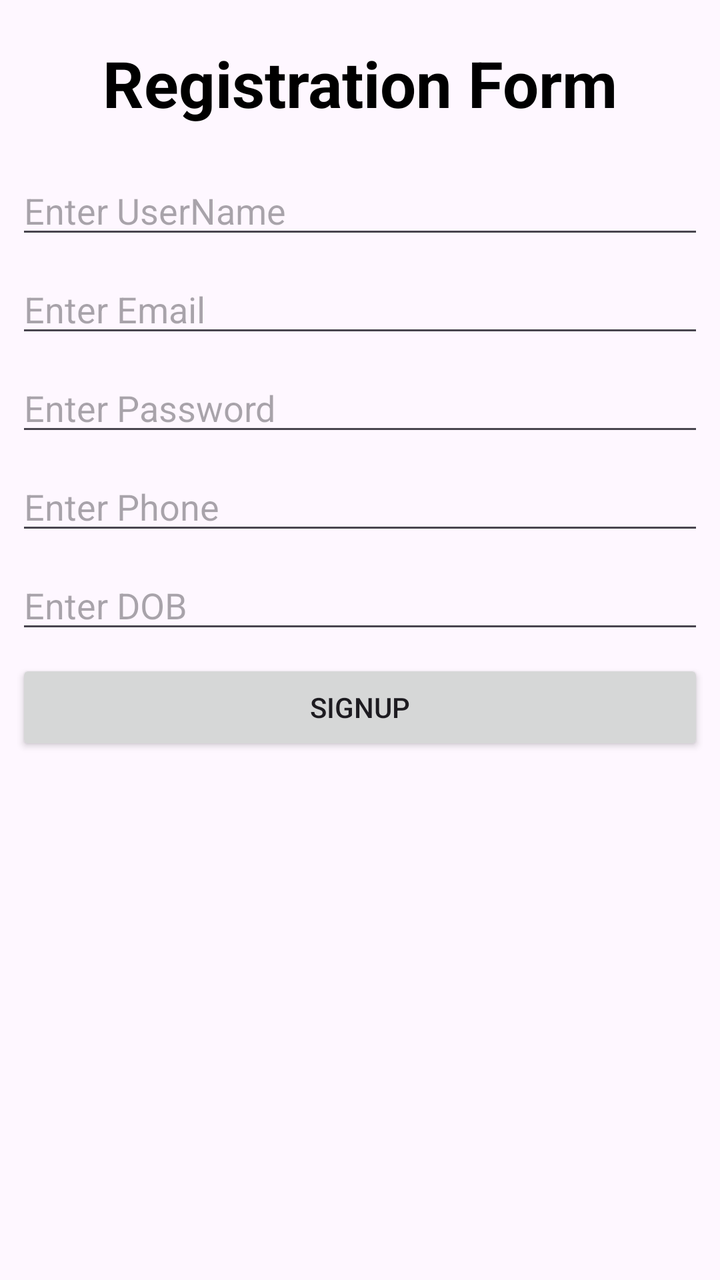
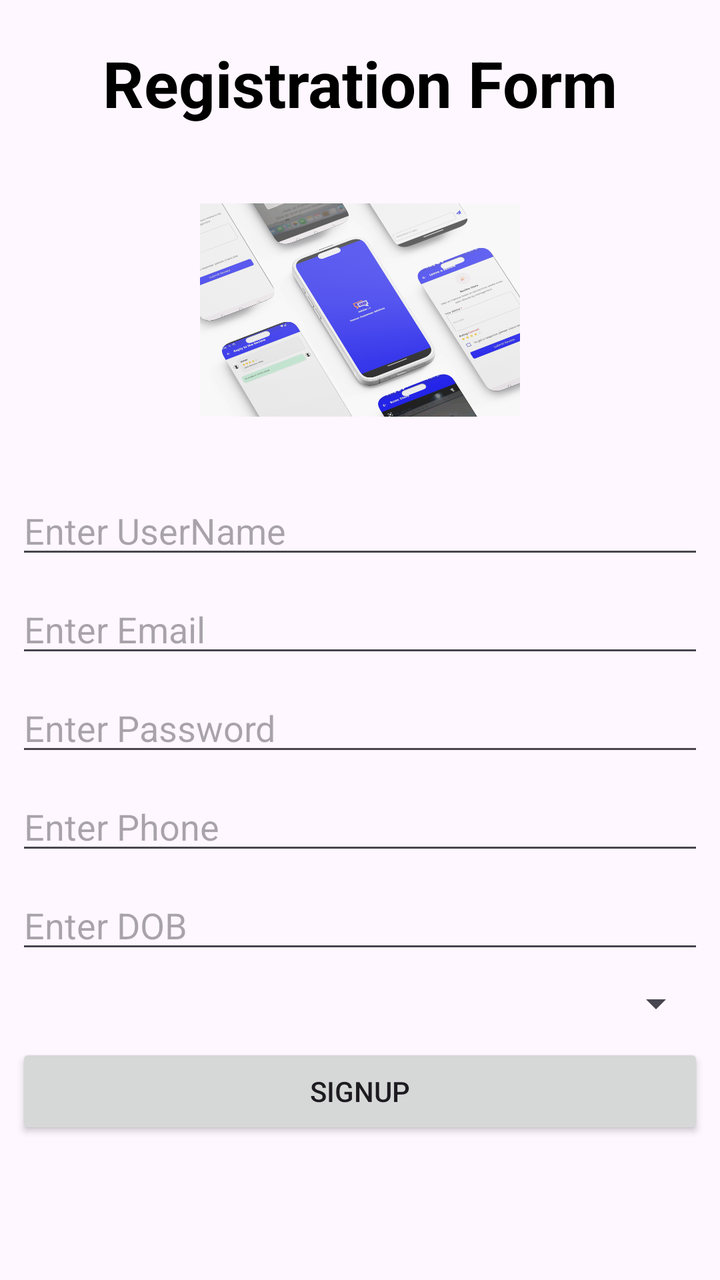

Before-and-after screenshots of an Android layout around one commit, followed by the original layout XML and the change that was made.
<!-- AndroidManifest.xml: application theme Theme.BSCS_7C -->
<!-- res/layout/activity_registration.xml -->
<?xml version="1.0" encoding="utf-8"?>
<LinearLayout xmlns:android="http://schemas.android.com/apk/res/android"
    xmlns:app="http://schemas.android.com/apk/res-auto"
    xmlns:tools="http://schemas.android.com/tools"
    android:id="@+id/main"
    android:layout_width="match_parent"
    android:layout_height="match_parent"
    android:orientation="vertical"
    android:padding="8dp"
    tools:context=".RegistrationActivity">


    <TextView
        android:id="@+id/txtRegistration"
        android:layout_width="match_parent"
        android:layout_height="wrap_content"
        android:gravity="center"
        android:padding="12dp"
        android:text="Registration Form"
        android:textColor="@color/black"
        android:textSize="32sp"
        android:textStyle="bold" />

    <EditText
        android:id="@+id/etUserName"
        android:layout_width="match_parent"
        android:layout_height="wrap_content"
        android:layout_marginTop="8dp"
        android:hint="Enter UserName"
        android:inputType="text" />

    <EditText
        android:id="@+id/etEmail"
        android:layout_width="match_parent"
        android:layout_height="wrap_content"
        android:layout_marginTop="8dp"
        android:hint="Enter Email"
        android:inputType="textEmailAddress" />

    <EditText
        android:id="@+id/etPassword"
        android:layout_width="match_parent"
        android:layout_height="wrap_content"
        android:layout_marginTop="8dp"
        android:hint="Enter Password"
        android:inputType="textPassword" />

    <EditText
        android:id="@+id/etPhone"
        android:layout_width="match_parent"
        android:layout_height="wrap_content"
        android:layout_marginTop="8dp"
        android:hint="Enter Phone"
        android:inputType="number" />

    <EditText
        android:id="@+id/etDOB"
        android:layout_width="match_parent"
        android:layout_height="wrap_content"
        android:layout_marginTop="8dp"
        android:clickable="true"
        android:focusable="false"
        android:hint="Enter DOB" />

    
    <Button
        android:id="@+id/btnSignUP"
        android:layout_width="match_parent"
        android:layout_height="wrap_content"
        android:layout_marginTop="8dp"
        android:text="SignUP" />


</LinearLayout>
<!-- resources referenced by this layout -->
<resources>
  <color name="black">#FF000000</color>
  <style name="Theme.BSCS_7C" parent="Base.Theme.BSCS_7C" />
  <style name="Base.Theme.BSCS_7C" parent="Theme.Material3.DayNight.NoActionBar">
          
          
      </style>
</resources>

<!-- the commit's change to res/layout/activity_registration.xml (unified diff, before → after) -->
@@ -20,6 +20,13 @@
         android:textColor="@color/black"
         android:textSize="32sp"
         android:textStyle="bold" />
+
+    <ImageView
+        android:layout_width="160dp"
+        android:layout_height="160dp"
+        android:layout_gravity="center"
+        android:src="@drawable/sample_img" />
+
 
     <EditText
         android:id="@+id/etUserName"
@@ -62,7 +69,12 @@
         android:focusable="false"
         android:hint="Enter DOB" />
 
-    
+    <Spinner
+        android:id="@+id/spSelectProvince"
+        android:layout_width="match_parent"
+        android:layout_height="wrap_content"
+        android:layout_marginTop="8dp" />
+
     <Button
         android:id="@+id/btnSignUP"
         android:layout_width="match_parent"
@@ -70,5 +82,14 @@
         android:layout_marginTop="8dp"
         android:text="SignUP" />
 
+    <ProgressBar
+
+        android:id="@+id/pbLoader"
+        android:layout_width="wrap_content"
+        android:layout_height="wrap_content"
+        android:layout_gravity="center"
+        android:layout_margin="8dp"
+        android:visibility="gone" />
+
 
 </LinearLayout>
<!-- resource entries referenced after the edit -->
@@ -1,6 +1,7 @@
 <!-- resources referenced by this layout -->
 <resources>
   <color name="black">#FF000000</color>
+  <!-- drawable sample_img: png bitmap (drawable, 599564 bytes) -->
   <style name="Theme.BSCS_7C" parent="Base.Theme.BSCS_7C" />
   <style name="Base.Theme.BSCS_7C" parent="Theme.Material3.DayNight.NoActionBar">
           
